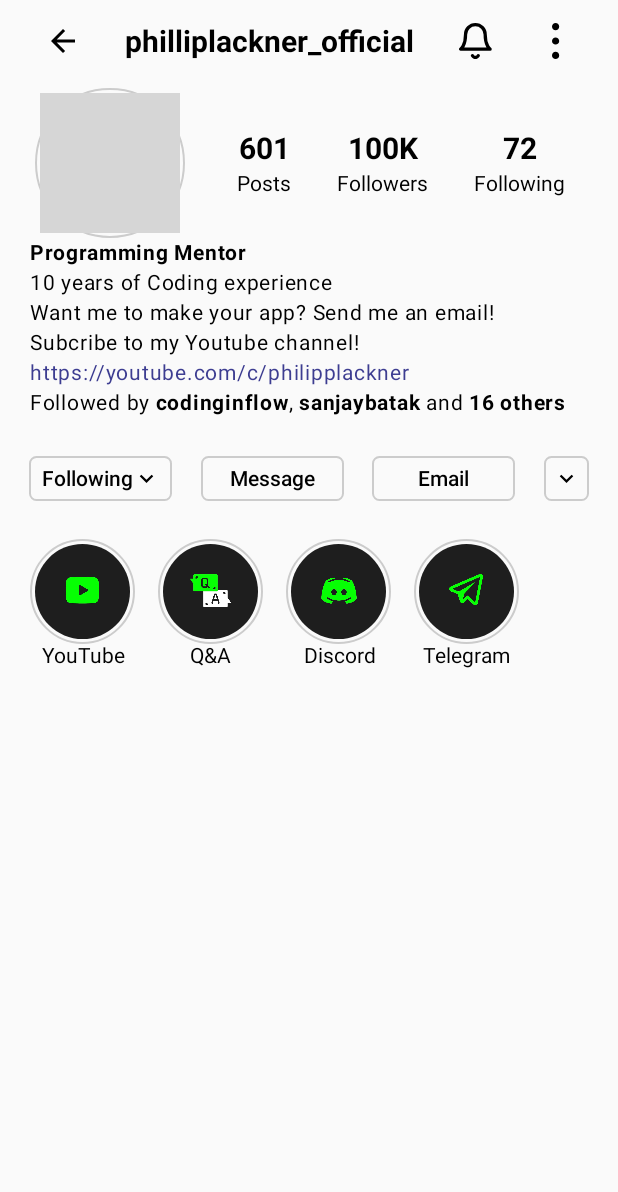
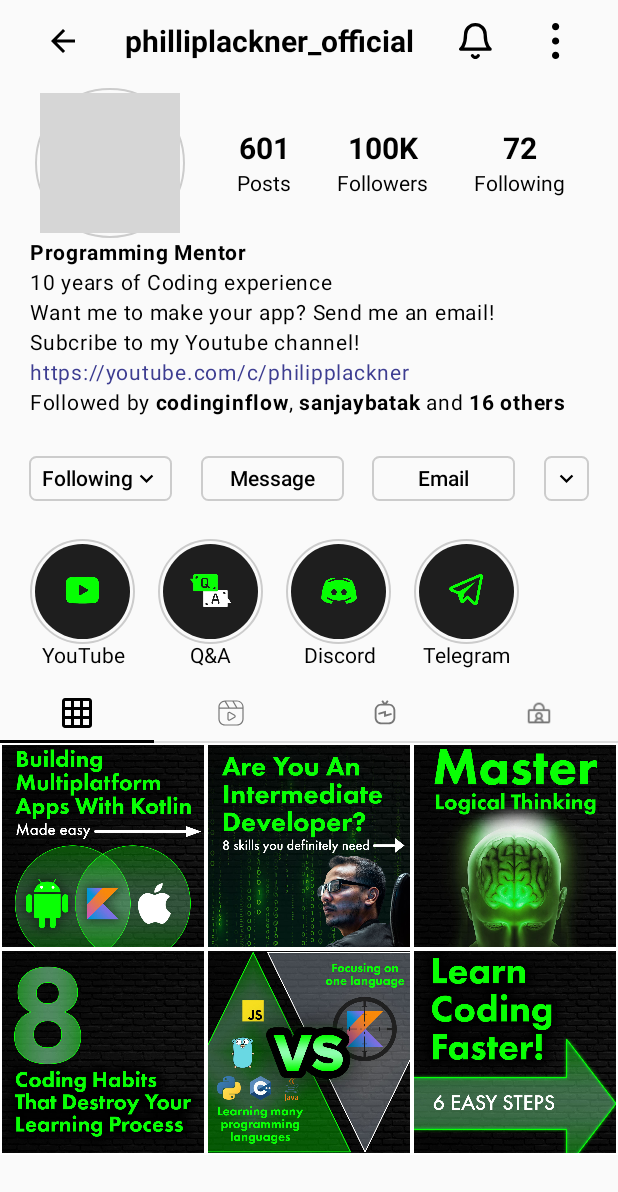
Before and after one commit to Hitendra27/InstagramProfileUI-JetpackCompose, an Android app built with Jetpack Compose: the screen it shows after launch (MainActivity), on a phone screen of 412 x 824 dp. Shown: the top 1192 px of the screen. Run offline under Robolectric (Android 15) with nearby library versions, the phone set to English and light mode, and no system bars; 1 statement that could not run was skipped; grey boxes are pictures that could not be loaded.

Commit message:
Added the final files to the app.

```diff
--- a/app/src/main/java/com/example/instagramprofileui_jetpackcompose/StoryHighlight.kt
+++ b/app/src/main/java/com/example/instagramprofileui_jetpackcompose/ImageWithText.kt
@@ -2,7 +2,7 @@ package com.example.instagramprofileui_jetpackcompose
 
 import androidx.compose.ui.graphics.painter.Painter
 
-data class StoryHighlight(
+data class ImageWithText(
     val image: Painter,
     val text: String
 )
--- a/app/src/main/java/com/example/instagramprofileui_jetpackcompose/MainActivity.kt
+++ b/app/src/main/java/com/example/instagramprofileui_jetpackcompose/MainActivity.kt
@@ -3,20 +3,12 @@ package com.example.instagramprofileui_jetpackcompose
 import android.os.Bundle
 import androidx.activity.ComponentActivity
 import androidx.activity.compose.setContent
-import androidx.compose.foundation.layout.fillMaxSize
-import androidx.compose.material.MaterialTheme
-import androidx.compose.material.Surface
-import androidx.compose.material.Text
-import androidx.compose.runtime.Composable
-import androidx.compose.ui.Modifier
-import androidx.compose.ui.tooling.preview.Preview
-import com.example.instagramprofileui_jetpackcompose.ui.theme.InstagramProfileUIJetpackComposeTheme
 
 class MainActivity : ComponentActivity() {
     override fun onCreate(savedInstanceState: Bundle?) {
         super.onCreate(savedInstanceState)
         setContent {
-            profileScreen()
+            ProfileScreen()
         }
     }
 }
--- a/app/src/main/java/com/example/instagramprofileui_jetpackcompose/ProfileScreen.kt
+++ b/app/src/main/java/com/example/instagramprofileui_jetpackcompose/ProfileScreen.kt
@@ -1,24 +1,34 @@
 package com.example.instagramprofileui_jetpackcompose
 
-import android.app.ActionBar
+import androidx.compose.foundation.ExperimentalFoundationApi
 import androidx.compose.foundation.Image
 import androidx.compose.foundation.border
 import androidx.compose.foundation.layout.*
+import androidx.compose.foundation.lazy.GridCells
 import androidx.compose.foundation.lazy.LazyRow
+import androidx.compose.foundation.lazy.LazyVerticalGrid
 import androidx.compose.foundation.shape.CircleShape
 import androidx.compose.foundation.shape.RoundedCornerShape
 import androidx.compose.material.Icon
+import androidx.compose.material.Tab
+import androidx.compose.material.TabRow
 import androidx.compose.material.Text
 import androidx.compose.material.icons.Icons
 import androidx.compose.material.icons.filled.ArrowBack
 import androidx.compose.material.icons.filled.KeyboardArrowDown
 import androidx.compose.runtime.Composable
+import androidx.compose.runtime.mutableStateOf
+import androidx.compose.runtime.remember
+import androidx.compose.runtime.setValue
+import androidx.compose.runtime.getValue
 import androidx.compose.ui.Alignment
 import androidx.compose.ui.Modifier
 import androidx.compose.ui.draw.clip
+import androidx.compose.ui.draw.scale
 import androidx.compose.ui.graphics.Color
 import androidx.compose.ui.graphics.painter.Painter
 import androidx.compose.ui.graphics.vector.ImageVector
+import androidx.compose.ui.layout.ContentScale
 import androidx.compose.ui.res.painterResource
 import androidx.compose.ui.text.SpanStyle
 import androidx.compose.ui.text.buildAnnotatedString
@@ -31,7 +41,11 @@ import androidx.compose.ui.unit.sp
 
 @Preview
 @Composable
-fun profileScreen() {
+fun ProfileScreen() {
+    var selectedTabIndex by remember {
+        mutableStateOf(0)
+
+    }
     Column(modifier = Modifier.fillMaxWidth()) {
         TopBar(
             name = "philliplackner_official",
@@ -44,19 +58,19 @@ fun profileScreen() {
         Spacer(modifier = Modifier.height(25.dp))
         HighlightSection(
             highlights = listOf(
-                StoryHighlight(
+                ImageWithText(
                     image = painterResource(id = R.drawable.youtube),
                     text = "YouTube"
                 ),
-                StoryHighlight(
+               ImageWithText(
                     image = painterResource(id = R.drawable.qa),
                     text = "Q&A"
                 ),
-                StoryHighlight(
+               ImageWithText(
                     image = painterResource(id = R.drawable.discord),
                     text = "Discord"
                 ),
-                StoryHighlight(
+                ImageWithText(
                     image = painterResource(id = R.drawable.telegram),
                     text = "Telegram"
                 ),
@@ -65,7 +79,42 @@ fun profileScreen() {
                 .fillMaxWidth()
                 .padding(horizontal = 20.dp)
         )
-
+        Spacer(modifier = Modifier.height(10.dp))
+        PostTabView(
+            imageWithTexts = listOf(
+                ImageWithText(
+                    image = painterResource(id = R.drawable.ic_grid),
+                    text = "Posts"
+                ),
+                ImageWithText(
+                    image = painterResource(id = R.drawable.ic_reels),
+                    text = "Reels"
+                ),
+                ImageWithText(
+                    image = painterResource(id = R.drawable.ic_igtv),
+                    text = "IGTV"
+                ),
+                ImageWithText(
+                    image = painterResource(id = R.drawable.profile),
+                    text = "Profile"
+                ),
+            )
+        ){
+            selectedTabIndex = it
+        }
+        when(selectedTabIndex) {
+            0 -> PostSection(
+                posts = listOf(
+                    painterResource(id = R.drawable.kmm),
+                    painterResource(id = R.drawable.intermediate_dev),
+                    painterResource(id = R.drawable.master_logical_thinking),
+                    painterResource(id = R.drawable.bad_habits),
+                    painterResource(id = R.drawable.multiple_languages),
+                    painterResource(id = R.drawable.learn_coding_fast),
+                ),
+                modifier = Modifier.fillMaxWidth()
+            )
+        }
     }
 }
 
@@ -339,7 +388,7 @@ fun ActionButton(
 @Composable
 fun HighlightSection(
     modifier: Modifier = Modifier,
-    highlights: List<StoryHighlight>
+    highlights: List<ImageWithText>
 ) {
     LazyRow(modifier = modifier) {
         items(highlights.size) {
@@ -364,3 +413,71 @@ fun HighlightSection(
     }
 
 }
+
+@Composable
+fun PostTabView(
+    modifier: Modifier = Modifier,
+    imageWithTexts: List<ImageWithText>,
+    onTabSelected: (selectedIndex: Int) -> Unit
+) {
+    var selectedTabIndex by remember {
+        mutableStateOf(0)
+    }
+    var inactiveColor =Color(0xFF777777)
+    TabRow(
+        selectedTabIndex = selectedTabIndex,
+        backgroundColor = Color.Transparent,
+        contentColor = Color.Black,
+        modifier = modifier
+    ) {
+        imageWithTexts.forEachIndexed { index, item ->
+            Tab(
+                selected = selectedTabIndex == index,
+                selectedContentColor = Color.Black,
+                unselectedContentColor = inactiveColor,
+                onClick = {
+                    selectedTabIndex= index
+                    onTabSelected(index)
+                }
+            ) {
+                Icon(painter = item.image,
+                    contentDescription = item.text,
+                    tint = if(selectedTabIndex == index) Color.Black else inactiveColor,
+                    modifier = Modifier
+                        .padding(10.dp)
+                        .size(20.dp)
+                )
+
+            }
+
+        }
+    }
+}
+
+@OptIn(ExperimentalFoundationApi::class)
+@Composable
+fun PostSection(
+    posts: List<Painter>,
+    modifier: Modifier = Modifier
+) {
+    LazyVerticalGrid(
+        cells = GridCells.Fixed(3),
+        modifier = modifier
+            .scale(1.01f)
+    ) {
+        items(posts.size) {
+            Image(
+                painter = posts[it],
+                contentDescription = null,
+                contentScale = ContentScale.Crop,
+                modifier = Modifier
+                    .aspectRatio(1f)
+                    .border(
+                        width = 1.dp,
+                        color = Color.White
+                    )
+            )
+        }
+    }
+
+}
--- /dev/null
+++ b/app/src/main/res/drawable/ic_grid.xml
@@ -0,0 +1,9 @@
+<vector xmlns:android="http://schemas.android.com/apk/res/android"
+    android:width="30dp"
+    android:height="30dp"
+    android:viewportWidth="30"
+    android:viewportHeight="30">
+    <path
+        android:fillColor="#FF000000"
+        android:pathData="M27,0L3,0A3.009,3.009 0,0 0,0 3L0,27a3.009,3.009 0,0 0,3 3L27,30a3.009,3.009 0,0 0,3 -3L30,3A3.009,3.009 0,0 0,27 0ZM9,27L3,27L3,21h6ZM9,18L3,18L3,12h6ZM9,9L3,9L3,3h6ZM18,27L12,27L12,21h6ZM18,18L12,18L12,12h6ZM18,9L12,9L12,3h6ZM27,27L21,27L21,21h6ZM27,18L21,18L21,12h6ZM27,9L21,9L21,3h6Z"/>
+</vector>
--- /dev/null
+++ b/app/src/main/res/drawable/ic_igtv.xml
@@ -0,0 +1,9 @@
+<vector xmlns:android="http://schemas.android.com/apk/res/android"
+    android:width="32dp"
+    android:height="32dp"
+    android:viewportWidth="32"
+    android:viewportHeight="32">
+    <path
+        android:pathData="M13.8008,2.4004L12.1992,3.5996L14,6L12,6C8.1457,6 5,9.1457 5,13L5,21C5,24.8543 8.1457,28 12,28L20,28C23.8543,28 27,24.8543 27,21L27,13C27,9.1457 23.8543,6 20,6L18,6L19.8008,3.5996L18.1992,2.4004L16,5.332L13.8008,2.4004zM12,8L15.9707,8L20,8C22.7737,8 25,10.2263 25,13L25,21C25,23.7737 22.7737,26 20,26L12,26C9.2263,26 7,23.7737 7,21L7,13C7,10.2263 9.2263,8 12,8zM17,13.6738L8.7246,16.0391L9.2754,17.9609L15,16.3262L15,20.3262L23.2754,17.9609L22.7246,16.0391L17,17.6738L17,13.6738z"
+        android:fillColor="#000000"/>
+</vector>
--- /dev/null
+++ b/app/src/main/res/drawable/ic_reels.xml
@@ -0,0 +1,9 @@
+<vector xmlns:android="http://schemas.android.com/apk/res/android"
+    android:width="50dp"
+    android:height="50dp"
+    android:viewportWidth="50"
+    android:viewportHeight="50">
+    <path
+        android:pathData="M15,4C8.9366,4 4,8.9366 4,15L4,35C4,41.0634 8.9366,46 15,46L35,46C41.0634,46 46,41.0634 46,35L46,15C46,8.9366 41.0634,4 35,4L15,4zM16.7402,6L27.4258,6L33.2598,16L22.5742,16L16.7402,6zM29.7402,6L35,6C39.9826,6 44,10.0174 44,15L44,16L35.5742,16L29.7402,6zM14.4863,6.1035L20.2598,16L6,16L6,15C6,10.1998 9.7582,6.383 14.4863,6.1035zM6,18L44,18L44,35C44,39.9826 39.9826,44 35,44L15,44C10.0174,44 6,39.9826 6,35L6,18zM21.9785,23.0137C20.4352,23.0499 19,24.2693 19,25.957L19,35.041C19,37.2913 21.5523,38.7133 23.5098,37.5977L31.498,33.0566C33.4428,31.9516 33.4428,29.0445 31.498,27.9395L23.5098,23.3984L23.5078,23.3984C23.0184,23.1206 22.493,23.0016 21.9785,23.0137zM21.9824,24.9863C22.1586,24.9882 22.3424,25.0351 22.5215,25.1367L30.5117,29.6777C31.2209,30.0807 31.2209,30.9154 30.5117,31.3184L22.5195,35.8594C21.803,36.2678 21,35.8087 21,35.041L21,25.957C21,25.5732 21.2014,25.2674 21.4922,25.1074C21.6376,25.0274 21.8062,24.9844 21.9824,24.9863z"
+        android:fillColor="#000000"/>
+</vector>
```
